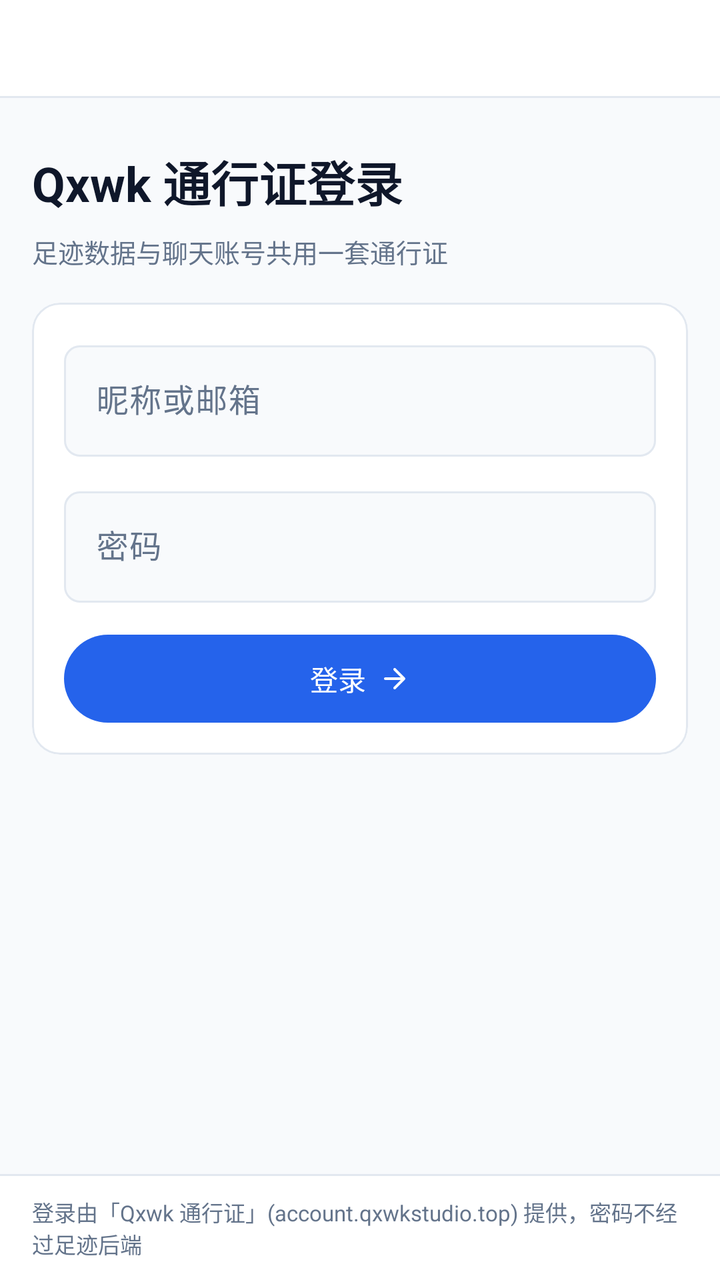
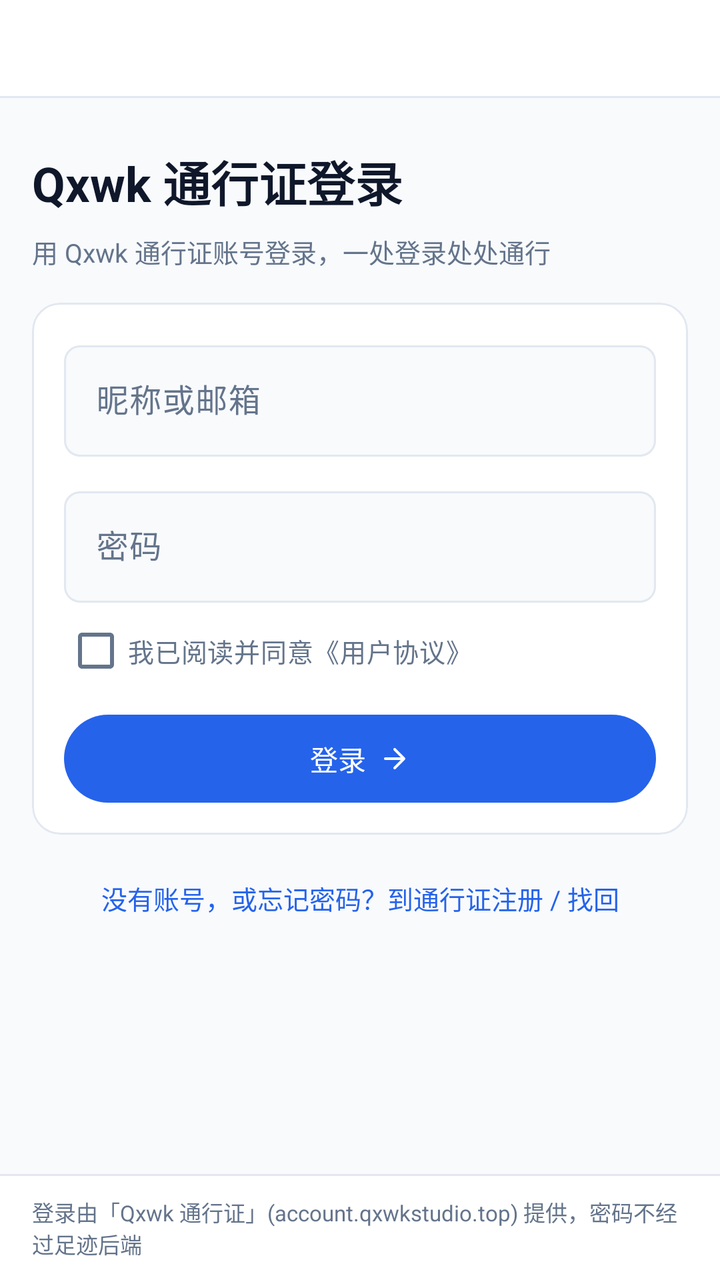

An Android layout rendered at two revisions. The XML below is the earlier revision; the diff shows what the commit changed to produce the second picture.
<!-- AndroidManifest.xml: application theme Theme.CityFootprint -->
<!-- res/layout/activity_login.xml -->
<?xml version="1.0" encoding="utf-8"?>
<LinearLayout xmlns:android="http://schemas.android.com/apk/res/android"
    xmlns:app="http://schemas.android.com/apk/res-auto"
    android:layout_width="match_parent"
    android:layout_height="match_parent"
    android:background="@color/bg"
    android:orientation="vertical">

    
    <include
        android:id="@+id/topBar"
        layout="@layout/view_top_bar"
        android:layout_width="match_parent"
        android:layout_height="wrap_content" />

    
    <ScrollView
        android:id="@+id/content"
        android:layout_width="match_parent"
        android:layout_height="0dp"
        android:layout_weight="1"
        android:fillViewport="true">

        <LinearLayout
            android:layout_width="match_parent"
            android:layout_height="wrap_content"
            android:orientation="vertical"
            android:padding="16dp">

            <LinearLayout
                android:layout_width="match_parent"
                android:layout_height="wrap_content"
                android:layout_marginTop="8dp"
                android:orientation="vertical">

                <TextView
                    android:layout_width="match_parent"
                    android:layout_height="wrap_content"
                    android:text="@string/login_title"
                    android:textColor="@color/fg"
                    android:textSize="24sp"
                    android:textStyle="bold" />

                <TextView
                    android:layout_width="match_parent"
                    android:layout_height="wrap_content"
                    android:layout_marginTop="8dp"
                    android:text="@string/login_subtitle"
                    android:textColor="@color/muted_fg"
                    android:textSize="13sp" />
            </LinearLayout>

            <com.google.android.material.card.MaterialCardView
                android:layout_width="match_parent"
                android:layout_height="wrap_content"
                android:layout_marginTop="16dp">

                <LinearLayout
                    android:layout_width="match_parent"
                    android:layout_height="wrap_content"
                    android:orientation="vertical"
                    android:padding="16dp">

                    
                    <com.google.android.material.textfield.TextInputLayout
                        android:id="@+id/accountLayout"
                        style="@style/Widget.App.TextInputLayout"
                        android:layout_width="match_parent"
                        android:layout_height="wrap_content"
                        android:hint="@string/login_account">

                        <com.google.android.material.textfield.TextInputEditText
                            android:id="@+id/inputAccount"
                            android:layout_width="match_parent"
                            android:layout_height="wrap_content"
                            android:inputType="text"
                            android:maxLines="1" />
                    </com.google.android.material.textfield.TextInputLayout>

                    <com.google.android.material.textfield.TextInputLayout
                        android:id="@+id/passwordLayout"
                        style="@style/Widget.App.TextInputLayout"
                        android:layout_width="match_parent"
                        android:layout_height="wrap_content"
                        android:layout_marginTop="12dp"
                        android:hint="@string/login_password">

                        <com.google.android.material.textfield.TextInputEditText
                            android:id="@+id/inputPassword"
                            android:layout_width="match_parent"
                            android:layout_height="wrap_content"
                            android:inputType="textPassword"
                            android:maxLines="1" />
                    </com.google.android.material.textfield.TextInputLayout>

                    <com.google.android.material.button.MaterialButton
                        android:id="@+id/btnLogin"
                        style="@style/Widget.App.Button"
                        android:layout_width="match_parent"
                        android:layout_height="44dp"
                        android:layout_marginTop="16dp"
                        android:insetTop="0dp"
                        android:insetBottom="0dp"
                        android:text="@string/login_submit"
                        android:textSize="14sp"
                        app:icon="@drawable/ic_arrow_right"
                        app:iconGravity="textEnd"
                        app:iconPadding="6dp"
                        app:iconSize="16dp"
                        app:iconTint="@color/on_accent" />

                    <ProgressBar
                        android:id="@+id/loginProgress"
                        android:layout_width="wrap_content"
                        android:layout_height="wrap_content"
                        android:layout_gravity="center_horizontal"
                        android:layout_marginTop="16dp"
                        android:visibility="gone" />

                    
                    <TextView
                        android:id="@+id/textLoginError"
                        android:layout_width="match_parent"
                        android:layout_height="wrap_content"
                        android:layout_marginTop="12dp"
                        android:textColor="@color/destructive"
                        android:textSize="13sp"
                        android:visibility="gone" />
                </LinearLayout>
            </com.google.android.material.card.MaterialCardView>
        </LinearLayout>
    </ScrollView>

    
    <LinearLayout
        android:id="@+id/bottomBar"
        style="@style/Widget.App.ShellBand">

        <View style="@style/Widget.App.ShellDivider" />

        <TextView
            style="@style/BodyMuted"
            android:layout_width="match_parent"
            android:layout_height="wrap_content"
            android:paddingStart="16dp"
            android:paddingTop="10dp"
            android:paddingEnd="16dp"
            android:layout_marginBottom="10dp"
            android:text="@string/profile_account_note" />
    </LinearLayout>
</LinearLayout>
<!-- res/layout/view_top_bar.xml (included above) -->
<?xml version="1.0" encoding="utf-8"?>
<LinearLayout xmlns:android="http://schemas.android.com/apk/res/android"
    style="@style/Widget.App.ShellBand">

    <LinearLayout
        android:layout_width="match_parent"
        android:layout_height="48dp"
        android:gravity="center_vertical"
        android:orientation="horizontal"
        android:paddingStart="16dp"
        android:paddingEnd="16dp">

        <ImageButton
            android:id="@+id/btnBack"
            android:layout_width="36dp"
            android:layout_height="36dp"
            android:layout_marginEnd="10dp"
            android:background="@drawable/bg_action_button"
            android:contentDescription="@string/common_back"
            android:padding="6dp"
            android:src="@drawable/ic_back"
            android:tint="@color/sidebar_fg"
            android:visibility="gone" />

        <TextView
            android:id="@+id/title"
            android:layout_width="0dp"
            android:layout_height="wrap_content"
            android:layout_weight="1"
            android:ellipsize="end"
            android:maxLines="1"
            android:textColor="@color/sidebar_fg"
            android:textSize="16sp"
            android:textStyle="bold" />
    </LinearLayout>

    <View style="@style/Widget.App.ShellDivider" />
</LinearLayout>
<!-- resources referenced by this layout -->
<resources>
  <color name="bg">#F8FAFC</color>
  <color name="destructive">#DC2626</color>
  <color name="fg">#0F172A</color>
  <color name="muted_fg">#64748B</color>
  <color name="on_accent">#FFFFFF</color>
  <color name="sidebar_fg">#0F172A</color>
  <!-- drawable bg_action_button (drawable) -->
  <?xml version="1.0" encoding="utf-8"?>
  <shape xmlns:android="http://schemas.android.com/apk/res/android"
      android:shape="rectangle">
      <corners android:radius="18dp" />
      <solid android:color="@color/card" />
      <stroke
          android:width="1dp"
          android:color="@color/sidebar_border" />
  </shape>
  <!-- drawable ic_arrow_right (drawable) -->
  <?xml version="1.0" encoding="utf-8"?>
  <vector xmlns:android="http://schemas.android.com/apk/res/android"
      android:width="24dp"
      android:height="24dp"
      android:viewportWidth="24"
      android:viewportHeight="24">
      <path
          android:fillColor="#00000000"
          android:pathData="M5,12 L19,12 M12,5 L19,12 L12,19"
          android:strokeColor="#FF000000"
          android:strokeLineCap="round"
          android:strokeLineJoin="round"
          android:strokeWidth="2" />
  </vector>
  <!-- drawable ic_back (drawable) -->
  <?xml version="1.0" encoding="utf-8"?>
  <vector xmlns:android="http://schemas.android.com/apk/res/android"
      android:width="24dp"
      android:height="24dp"
      android:viewportWidth="24"
      android:viewportHeight="24">
      <path
          android:fillColor="#FF000000"
          android:pathData="M20,11 L7.83,11 L13.42,5.41 L12,4 L4,12 L12,20 L13.41,18.59 L7.83,13 L20,13 Z" />
  </vector>
  <string name="common_back">返回</string>
  <string name="login_account">昵称或邮箱</string>
  <string name="login_password">密码</string>
  <string name="login_submit">登录</string>
  <string name="login_subtitle">足迹数据与聊天账号共用一套通行证</string>
  <string name="login_title">Qxwk 通行证登录</string>
  <string name="profile_account_note">登录由「Qxwk 通行证」(account.qxwkstudio.top) 提供，密码不经过足迹后端</string>
  <style name="BodyMuted">
          <item name="android:layout_width">wrap_content</item>
          <item name="android:layout_height">wrap_content</item>
          <item name="android:textSize">11sp</item>
          <item name="android:textColor">@color/muted_fg</item>
      </style>
  <style name="Widget.App.Button" parent="Widget.Material3.Button">
          <item name="cornerRadius">999dp</item>
      </style>
  <style name="Widget.App.ShellBand" parent="">
          <item name="android:layout_width">match_parent</item>
          <item name="android:layout_height">wrap_content</item>
          <item name="android:background">@color/sidebar</item>
          <item name="android:orientation">vertical</item>
      </style>
  <style name="Widget.App.ShellDivider" parent="">
          <item name="android:layout_width">match_parent</item>
          <item name="android:layout_height">1dp</item>
          <item name="android:background">@color/sidebar_border</item>
      </style>
  <color name="card">#FFFFFF</color>
  <color name="sidebar_border">#E2E8F0</color>
  <color name="sidebar">#FFFFFF</color>
  <color name="popover">#F8FAFC</color>
  <color name="accent">#2563EB</color>
  <color name="accent_light">#EFF6FF</color>
  <color name="accent_soft_fg">#1D4ED8</color>
  <color name="muted">#E2E8F0</color>
  <color name="window_bg_light">#FFFFFF</color>
  <style name="Widget.App.CardView" parent="Widget.Material3.CardView.Outlined">
          <item name="cardCornerRadius">14dp</item>
          <item name="cardElevation">0dp</item>
          <item name="cardBackgroundColor">@color/card</item>
          <item name="strokeColor">@color/border</item>
          <item name="strokeWidth">1dp</item>
      </style>
  <color name="border">#E2E8F0</color>
  <!-- unchanged entries left out for length: 2 -->
</resources>

<!-- the commit's change to res/layout/activity_login.xml (unified diff, before → after) -->
@@ -92,6 +92,18 @@
                             android:inputType="textPassword"
                             android:maxLines="1" />
                     </com.google.android.material.textfield.TextInputLayout>
+
+                    
+                    <com.google.android.material.checkbox.MaterialCheckBox
+                        android:id="@+id/checkAgree"
+                        android:layout_width="match_parent"
+                        android:layout_height="wrap_content"
+                        android:layout_marginTop="8dp"
+                        android:minHeight="0dp"
+                        android:minWidth="0dp"
+                        android:text="@string/login_agree_terms"
+                        android:textColor="@color/text_secondary"
+                        android:textSize="13sp" />
 
                     <com.google.android.material.button.MaterialButton
                         android:id="@+id/btnLogin"
@@ -128,6 +140,22 @@
                         android:visibility="gone" />
                 </LinearLayout>
             </com.google.android.material.card.MaterialCardView>
+
+            
+            <TextView
+                android:id="@+id/textRegisterTip"
+                android:layout_width="match_parent"
+                android:layout_height="wrap_content"
+                android:layout_marginTop="14dp"
+                android:background="?attr/selectableItemBackground"
+                android:clickable="true"
+                android:focusable="true"
+                android:gravity="center"
+                android:paddingTop="8dp"
+                android:paddingBottom="8dp"
+                android:text="@string/login_register_tip"
+                android:textColor="@color/accent"
+                android:textSize="13sp" />
         </LinearLayout>
     </ScrollView>
 
<!-- resource entries referenced after the edit -->
@@ -6,6 +6,7 @@
   <color name="muted_fg">#64748B</color>
   <color name="on_accent">#FFFFFF</color>
   <color name="sidebar_fg">#0F172A</color>
+  <color name="text_secondary">#64748B</color>
   <!-- drawable bg_action_button (drawable) -->
   <?xml version="1.0" encoding="utf-8"?>
   <shape xmlns:android="http://schemas.android.com/apk/res/android"
@@ -44,9 +45,11 @@
   </vector>
   <string name="common_back">返回</string>
   <string name="login_account">昵称或邮箱</string>
+  <string name="login_agree_terms">我已阅读并同意《用户协议》</string>
   <string name="login_password">密码</string>
+  <string name="login_register_tip">没有账号，或忘记密码？到通行证注册 / 找回</string>
   <string name="login_submit">登录</string>
-  <string name="login_subtitle">足迹数据与聊天账号共用一套通行证</string>
+  <string name="login_subtitle">用 Qxwk 通行证账号登录，一处登录处处通行</string>
   <string name="login_title">Qxwk 通行证登录</string>
   <string name="profile_account_note">登录由「Qxwk 通行证」(account.qxwkstudio.top) 提供，密码不经过足迹后端</string>
   <style name="BodyMuted">
